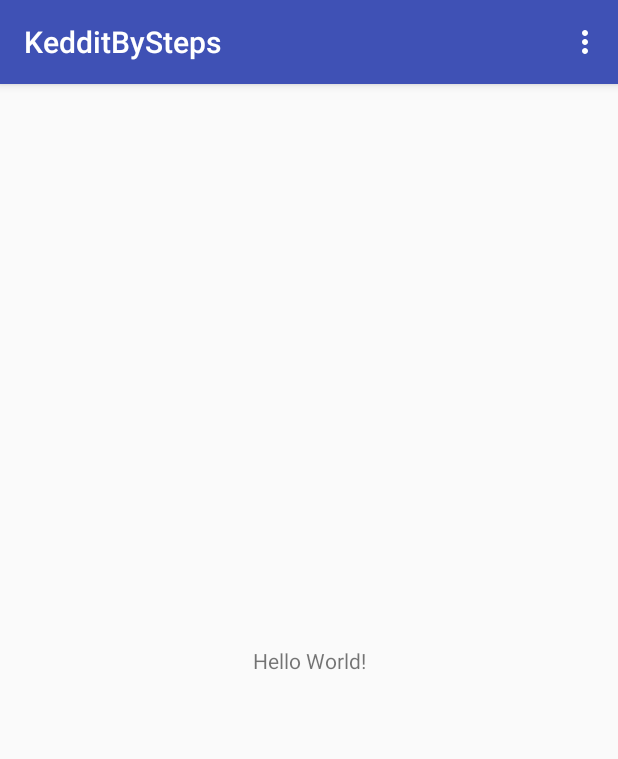
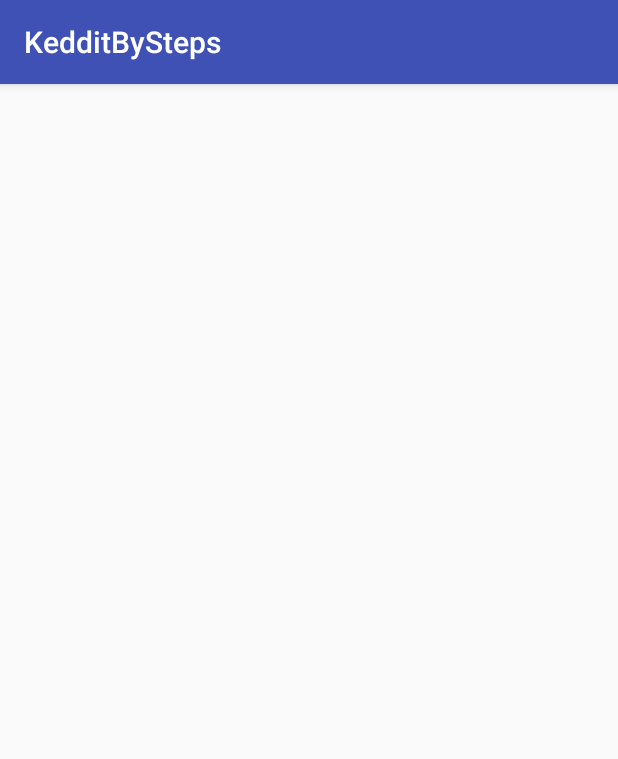
Before and after one commit to kvithayathil/keddit, an Android app: the screen it shows after launch (MainActivity), on a phone screen of 412 x 824 dp. Shown: the top 759 px of the screen. Run offline under Robolectric (Android 15) with nearby library versions, the phone set to English and light mode, and no system bars.

Commit message:
Initial rewrite of main activity with fragment and backstack updates

```diff
--- a/app/src/main/java/com/example/kurianvithayathil/keddit/kedditbysteps/MainActivity.kt
+++ b/app/src/main/java/com/example/kurianvithayathil/keddit/kedditbysteps/MainActivity.kt
@@ -2,9 +2,13 @@ package com.example.kurianvithayathil.keddit.kedditbysteps
 
 import android.os.Bundle
 import android.support.design.widget.Snackbar
+import android.support.v4.app.Fragment
+import android.support.v4.app.FragmentManager
 import android.support.v7.app.AppCompatActivity
+import android.support.v7.widget.Toolbar
 import android.view.Menu
 import android.view.MenuItem
+import com.example.kurianvithayathil.keddit.kedditbysteps.news.NewsFragment
 
 import kotlinx.android.synthetic.main.activity_main.*
 
@@ -13,7 +17,12 @@ class MainActivity : AppCompatActivity() {
     override fun onCreate(savedInstanceState: Bundle?) {
         super.onCreate(savedInstanceState)
         setContentView(R.layout.activity_main)
+        val toolbar = findViewById<Toolbar>(R.id.toolbar)
         setSupportActionBar(toolbar)
+
+        if(savedInstanceState == null) {
+            changeFragment(NewsFragment())
+        }
 
         fab.setOnClickListener { view ->
             Snackbar.make(view, "Replace with your own action", Snackbar.LENGTH_LONG)
@@ -21,19 +30,32 @@ class MainActivity : AppCompatActivity() {
         }
     }
 
-    override fun onCreateOptionsMenu(menu: Menu): Boolean {
-        // Inflate the menu; this adds items to the action bar if it is present.
-        menuInflater.inflate(R.menu.menu_main, menu)
-        return true
+    fun changeFragment(f: Fragment, cleanStack: Boolean = false) {
+        val ft = supportFragmentManager.beginTransaction()
+        if(cleanStack) {
+            clearBackStack()
+        }
+        ft.setCustomAnimations(R.anim.abc_fade_in,  R.anim.abc_fade_out,
+                R.anim.abc_popup_enter, R.anim.abc_popup_exit)
+        ft.replace(R.id.activity_base_content, f)
+        ft.addToBackStack(null)
+        ft.commit()
     }
 
-    override fun onOptionsItemSelected(item: MenuItem): Boolean {
-        // Handle action bar item clicks here. The action bar will
-        // automatically handle clicks on the Home/Up button, so long
-        // as you specify a parent activity in AndroidManifest.xml.
-        return when (item.itemId) {
-            R.id.action_settings -> true
-            else -> super.onOptionsItemSelected(item)
+    private fun clearBackStack() {
+        val manager = supportFragmentManager
+        if(manager.backStackEntryCount > 0) {
+            val first = manager.getBackStackEntryAt(0)
+            manager.popBackStack(first.id, FragmentManager.POP_BACK_STACK_INCLUSIVE)
+        }
+    }
+
+    override fun onBackPressed() {
+        val fragmentManager = supportFragmentManager
+        if(fragmentManager.backStackEntryCount > 1) {
+            fragmentManager.popBackStack()
+        } else {
+            finish()
         }
     }
 }
--- /dev/null
+++ b/app/src/main/java/com/example/kurianvithayathil/keddit/kedditbysteps/news/NewsFragment.kt
@@ -0,0 +1,8 @@
+package com.example.kurianvithayathil.keddit.kedditbysteps.news
+
+import android.support.v4.app.Fragment
+
+/**
+ * Created by kurianvithayathil on 12/21/17.
+ */
+class NewsFragment : Fragment()
--- a/app/src/main/res/layout/activity_main.xml
+++ b/app/src/main/res/layout/activity_main.xml
@@ -20,7 +20,11 @@
 
     </android.support.design.widget.AppBarLayout>
 
-    <include layout="@layout/content_main" />
+    <FrameLayout
+        android:id="@+id/activity_base_content"
+        app:layout_behavior="@string/appbar_scrolling_view_behavior"
+        android:layout_width="match_parent"
+        android:layout_height="match_parent"/>
 
     <android.support.design.widget.FloatingActionButton
         android:id="@+id/fab"
```
